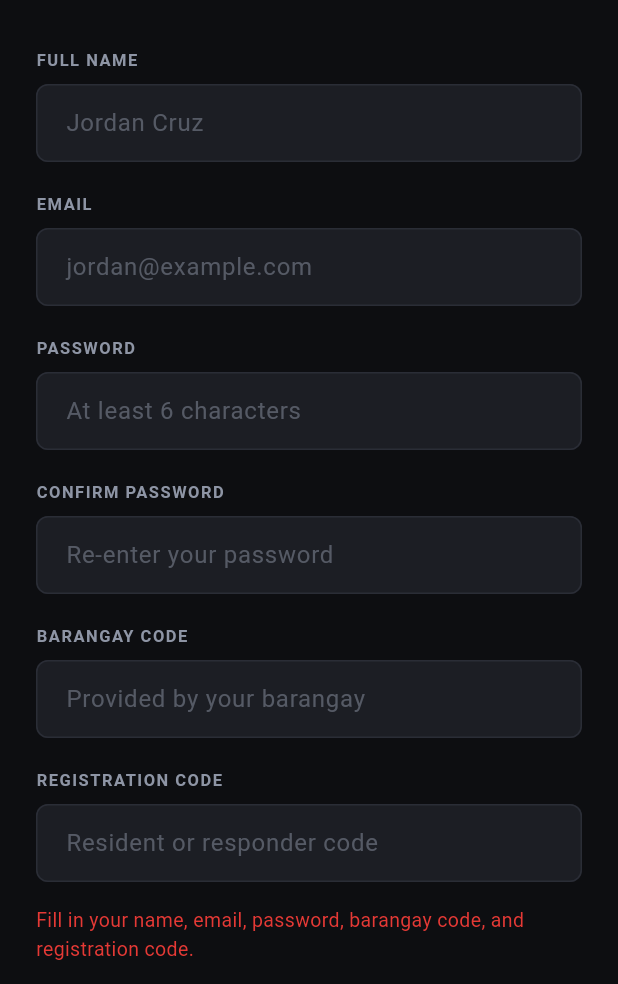
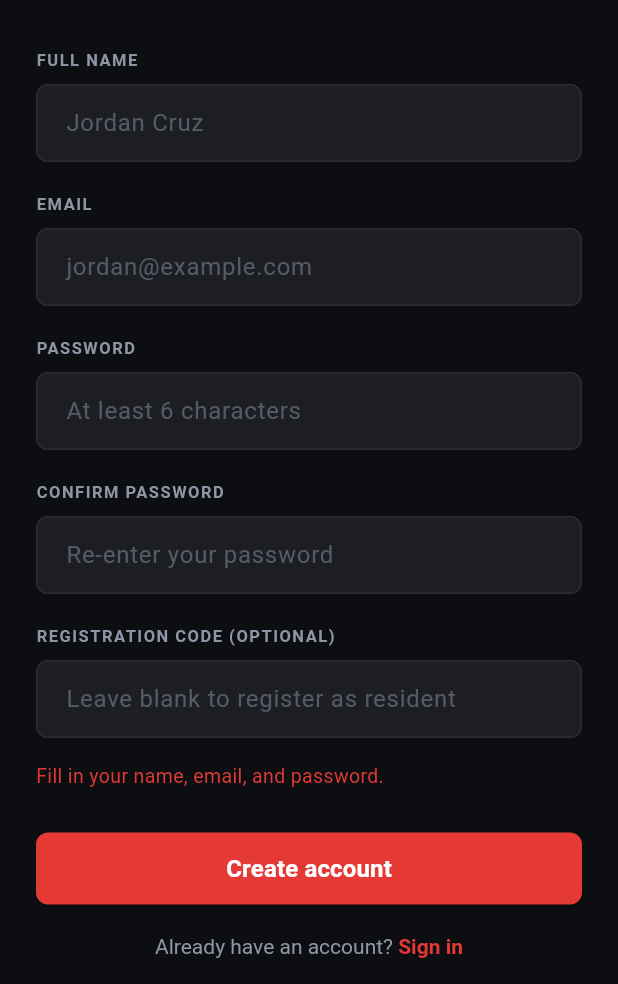
Before and after one commit to clueweh/ourwatch, a Flutter app: the RegisterScreen screen opened directly, after a tap on "Create account", on a phone screen of 412 x 824 dp, the part 252-1236 px from its top. Run offline on Flutter 3.47's test engine with Material 3 defaults, Android fonts, the phone set to English and light mode, and no system bars; our stand-ins replace cloud_firestore, firebase_auth, firebase_core, geolocator, image_picker; accounts and stored records are empty.

Commit message:
Remove barangay code, make registration code optional

```diff
--- a/lib/constants/registration_codes.dart
+++ b/lib/constants/registration_codes.dart
@@ -1,45 +1,7 @@
-/// Shared registration codes used to gate account creation.
+/// Registration code used to grant responder permissions.
 ///
-/// Registration is two-tier:
-///   1. A BARANGAY code confirms which community the person belongs to.
-///   2. A ROLE code (resident/responder) determines their permissions
-///      within that community.
-///
-/// ⚠️ REPLACE THESE PLACEHOLDER VALUES before your beta/demo — anyone with
-/// the RESPONDER code can register as a responder, so treat it like a
-/// password and only share it with actual barangay officials.
+/// Replace this placeholder before your beta/demo. Anyone with the
+/// responder code can register as a responder, so treat it like a password.
 class RegistrationCodes {
-  static const String resident = 'OURWATCH-RESIDENT-2026';
   static const String responder = 'OURWATCH-RESPONDER-2026';
-
-  static bool isValidResidentCode(String code) =>
-      code.trim() == resident;
-
-  static bool isValidResponderCode(String code) =>
-      code.trim() == responder;
 }
-
-/// Maps a barangay code to a human-readable barangay name/ID. Add one
-/// entry per barangay OurWatch supports. Every account registers under
-/// exactly one barangay, confirmed by this code.
-class BarangayCodes {
-  static const Map<String, String> validCodes = {
-    'PARDO-2026': 'Pardo',
-    'BRGY001': 'Barangay 1',
-    'BRGY002': 'Barangay 2',
-    // Add more barangays here as needed
-  };
-
-  /// Validates if the entered code exists in the system.
-  static bool isValidCode(String code) {
-    return validCodes.containsKey(code.trim().toUpperCase());
-  }
-
-  /// Resolves the code to a human-readable barangay name.
-  static String? getBarangayName(String code) {
-    return validCodes[code.trim().toUpperCase()];
-  }
-
-  /// Backwards-compatible lookup method.
-  static String? resolve(String code) => getBarangayName(code);
-}
--- a/lib/screens/register_screen.dart
+++ b/lib/screens/register_screen.dart
@@ -16,7 +16,6 @@ class _RegisterScreenState extends State<RegisterScreen> {
   final _phoneController = TextEditingController();
   final _passwordController = TextEditingController();
   final _confirmPasswordController = TextEditingController();
-  final _barangayCodeController = TextEditingController();
   final _codeController = TextEditingController();
   String? _error;
   bool _isLoading = false;
@@ -29,7 +28,6 @@ class _RegisterScreenState extends State<RegisterScreen> {
     _passwordController.dispose();
     _confirmPasswordController.dispose();
     _codeController.dispose();
-    _barangayCodeController.dispose();
     super.dispose();
   }
 
@@ -38,15 +36,9 @@ class _RegisterScreenState extends State<RegisterScreen> {
     final email = _emailController.text.trim();
     final password = _passwordController.text;
     final code = _codeController.text.trim();
-    final barangayCode = _barangayCodeController.text.trim();
 
-    if (name.isEmpty ||
-        email.isEmpty ||
-        password.isEmpty ||
-        code.isEmpty ||
-        barangayCode.isEmpty) {
-      setState(() => _error =
-          'Fill in your name, email, password, barangay code, and registration code.');
+    if (name.isEmpty || email.isEmpty || password.isEmpty) {
+      setState(() => _error = 'Fill in your name, email, and password.');
       return;
     }
     if (password != _confirmPasswordController.text) {
@@ -67,7 +59,6 @@ class _RegisterScreenState extends State<RegisterScreen> {
       name: name,
       email: email,
       password: password,
-      barangayCode: barangayCode,
       registrationCode: code,
     );
 
@@ -164,19 +155,11 @@ class _RegisterScreenState extends State<RegisterScreen> {
                 style: const TextStyle(color: Colors.white),
               ),
               const SizedBox(height: 20),
-              _buildLabel('BARANGAY CODE'),
-              const SizedBox(height: 8),
-              TextField(
-                controller: _barangayCodeController,
-                decoration: _inputDecoration('Provided by your barangay'),
-                style: const TextStyle(color: Colors.white),
-              ),
-              const SizedBox(height: 20),
-              _buildLabel('REGISTRATION CODE'),
+              _buildLabel('REGISTRATION CODE (OPTIONAL)'),
               const SizedBox(height: 8),
               TextField(
                 controller: _codeController,
-                decoration: _inputDecoration('Resident or responder code'),
+                decoration: _inputDecoration('Leave blank to register as resident'),
                 style: const TextStyle(color: Colors.white),
               ),
               if (_error != null) ...[
```
Also changed, not shown: lib/services/auth_service.dart (+7 -20 lines).
